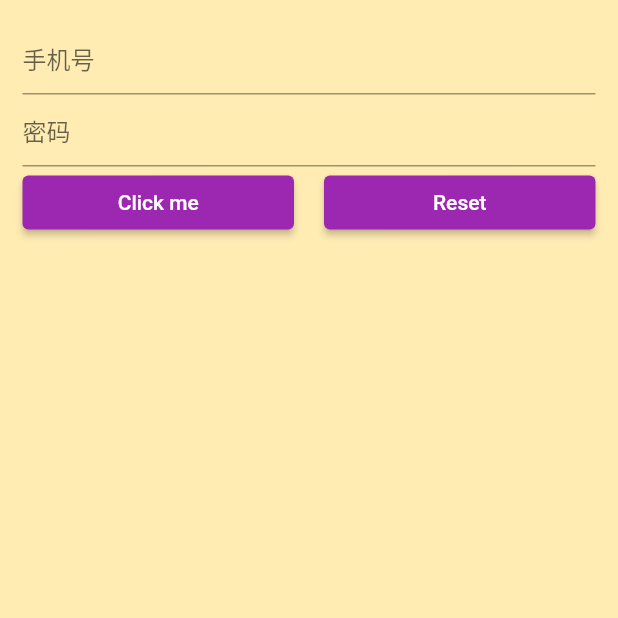
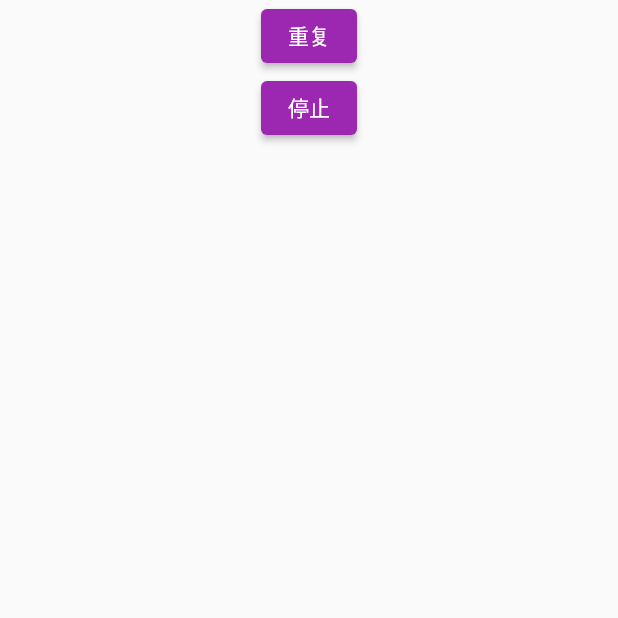
Before and after one commit to m5ultra/dart_study, a Flutter app: the screen it shows after launch, on a phone screen of 412 x 824 dp, the top half of it. Run offline on Flutter 3.47's test engine with Material 2 defaults, Android fonts, the phone set to English and light mode, and no system bars; our stand-ins replace dio.

Commit message:
Feat: 动画组建

```diff
--- a/lib/10_form/07_form.dart
+++ b/lib/10_form/07_form.dart
@@ -84,7 +84,9 @@ class _HomeState extends State<Home> {
                       child: const Text('Click me'),
                     ),
                   ),
-                  const SizedBox( width: 20, ),
+                  const SizedBox(
+                    width: 20,
+                  ),
                   Expanded(
                     child: ElevatedButton(
                       onPressed: () {
--- /dev/null
+++ b/lib/11_animation/01_animation.dart
@@ -0,0 +1,121 @@
+import 'package:flutter/material.dart';
+
+class Home extends StatefulWidget {
+  const Home({super.key});
+
+  @override
+  State<Home> createState() => _HomeState();
+}
+
+class _HomeState extends State<Home> {
+  @override
+  Widget build(BuildContext context) {
+    return Scaffold(
+      appBar: AppBar(
+        toolbarHeight: 0.0,
+      ),
+      body: const AnimationDemo(),
+    );
+  }
+}
+
+class AnimationDemo extends StatefulWidget {
+  const AnimationDemo({super.key});
+
+  @override
+  State<AnimationDemo> createState() => _AnimationDemoState();
+}
+
+// 动画使用步骤:
+// 1. 状态组建继承 SingleTickerProviderStateMixin
+class _AnimationDemoState extends State<AnimationDemo>
+    with SingleTickerProviderStateMixin {
+  late AnimationController controller;
+  late Animation animation;
+  late Function(AnimationStatus) _listener;
+  @override
+  void initState() {
+    super.initState();
+    // 2. 创建控制器
+    controller = AnimationController(
+      vsync: this,
+      duration: const Duration(milliseconds: 500),
+    );
+    // 3.声明动画曲线
+    animation = CurvedAnimation(parent: controller, curve: Curves.bounceIn);
+
+    // 4.1.监听动画
+    animation.addListener(
+      () {
+        print(animation.value);
+        setState(() {});
+      },
+    );
+    // 4.2. 创建动画范围
+    animation = Tween(begin: 50.0, end: 400.0).animate(controller);
+    // 5. 执行动画
+    // controller.forward();
+    _listener = (state) {
+      if (state == AnimationStatus.completed) {
+        controller.reverse();
+      } else if (state == AnimationStatus.dismissed) {
+        controller.forward();
+      }
+    };
+  }
+
+  @override
+  Widget build(BuildContext context) {
+    return Center(
+      child: Column(
+        children: [
+          ElevatedButton(
+              onPressed: () {
+                controller.forward();
+              },
+              child: const Text('放大')),
+          ElevatedButton(
+              onPressed: () {
+                controller.reverse();
+              },
+              child: const Text('缩小')),
+          ElevatedButton(
+            onPressed: () {
+              if (animation.isCompleted) {
+                controller.reverse();
+              }
+              if (animation.isDismissed) {
+                controller.forward();
+              }
+              // 动画状态变化的时候执行里面的回调函数
+              animation.addStatusListener(_listener);
+            },
+            child: const Text('重复'),
+          ),
+          ElevatedButton(
+              onPressed: () {
+                // 动画状态变化的时候执行里面的回调函数
+                animation.removeStatusListener(_listener);
+                controller.stop();
+                controller.reset(); // 动画重制到出事状态
+              },
+              child: const Text('停止')),
+          Icon(Icons.favorite, color: Colors.red, size: animation.value),
+          Opacity(
+            // 默认取值范围
+            opacity: controller.value,
+            child: const Text('Hello World'),
+          ),
+        ],
+      ),
+    );
+  }
+
+  @override
+  void dispose() {
+    super.dispose();
+    // 释放资源
+    print('dispose');
+    controller.dispose();
+  }
+}
--- /dev/null
+++ b/lib/11_animation/02_staggerAnimation.dart
@@ -0,0 +1,120 @@
+import 'dart:math';
+
+import 'package:flutter/material.dart';
+
+class Home extends StatefulWidget {
+  const Home({super.key});
+
+  @override
+  State<Home> createState() => _HomeState();
+}
+
+class _HomeState extends State<Home> {
+  @override
+  Widget build(BuildContext context) {
+    return Scaffold(
+      appBar: AppBar(
+        toolbarHeight: 0.0,
+      ),
+      body: const AnimationDemo(),
+    );
+  }
+}
+
+class AnimationDemo extends StatefulWidget {
+  const AnimationDemo({super.key});
+
+  @override
+  State<AnimationDemo> createState() => _AnimationDemoState();
+}
+
+// 0.0 设置混入 SingleTickerProviderStateMixin
+class _AnimationDemoState extends State<AnimationDemo>
+    with SingleTickerProviderStateMixin {
+  // 0.1 声明变量
+  late AnimationController controller;
+  late Animation<double> animation;
+  late Animation sizeAnimation;
+  late Animation colorAnimation;
+  late Animation rotationAnimation;
+
+  @override
+  void initState() {
+    super.initState();
+    // 1.0 在initState 声明控制器实例
+    controller = AnimationController(
+      vsync: this,
+      duration: const Duration(seconds: 3),
+    );
+
+    // 1.1 声明动画 并监听动画
+    animation = CurvedAnimation(
+      parent: controller,
+      curve: const Interval(0.0, 0.5),
+    )
+      ..addListener(() {})
+      ..addStatusListener((state) {
+        if (state == AnimationStatus.completed) {
+          controller.reverse();
+        } else if (state == AnimationStatus.dismissed) {
+          controller.forward();
+        }
+      });
+
+    // 2.0 设置其他动画
+    sizeAnimation = Tween(begin: 10.0, end: 200.0).animate(animation);
+    colorAnimation = ColorTween(begin: Colors.yellow, end: Colors.red).animate(
+      CurvedAnimation(
+        parent: controller,
+        curve: const Interval(0.5, 0.8),
+      ),
+    );
+    rotationAnimation = Tween(begin: 0.0, end: 2 * pi).animate(
+      CurvedAnimation(
+        parent: controller,
+        curve: const Interval(0.8, 1.0),
+      ),
+    );
+  }
+
+  @override
+  Widget build(BuildContext context) {
+    return Center(
+      child: Column(
+        children: [
+          ElevatedButton(
+            onPressed: () {
+              controller.forward();
+            },
+            child: const Text('重复'),
+          ),
+          ElevatedButton(
+            onPressed: () {
+              controller.stop();
+            },
+            child: const Text('停止'),
+          ),
+          const SizedBox(
+            height: 50,
+          ),
+          Opacity(
+            opacity: controller.value,
+            child: Transform.rotate(
+              angle: rotationAnimation.value,
+              child: Container(
+                  width: sizeAnimation.value,
+                  height: sizeAnimation.value,
+                  color: colorAnimation.value),
+            ),
+          ),
+        ],
+      ),
+    );
+  }
+
+  @override
+  void dispose() {
+    super.dispose();
+    controller.dispose();
+  }
+}
--- a/lib/main.dart
+++ b/lib/main.dart
@@ -1,6 +1,4 @@
 import 'package:flutter/material.dart';
-import 'package:flutter/services.dart';
-import 'dart:io';
 // import '01_base/01_Hello.dart';
 // import '01_base/02_text.dart';
 // import '02_layout/01_container.dart';
@@ -36,7 +34,9 @@ import 'dart:io';
 // import '10_form/04_textField.dart';
 // import '10_form/05_calendar.dart';
 // import '10_form/06_form.dart';
-import '10_form/07_form.dart';
+// import '10_form/07_form.dart';
+// import '11_animation/01_animation.dart';
+import '11_animation/02_staggerAnimation.dart';
 
 void main() {
   runApp(const MyApp());
```
Also changed, not shown: 2 other files.
